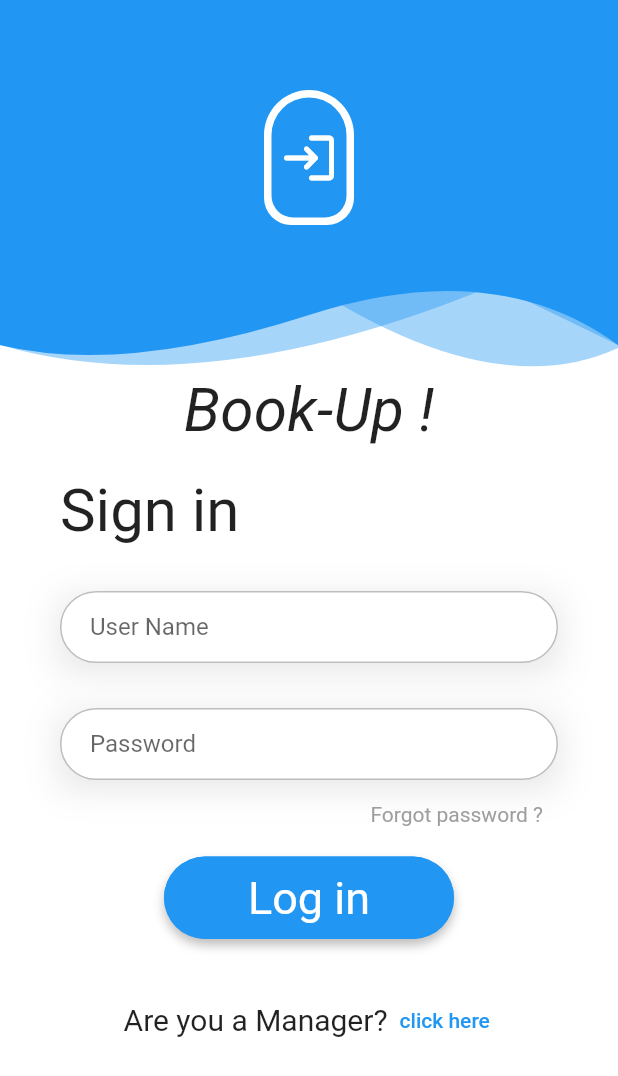
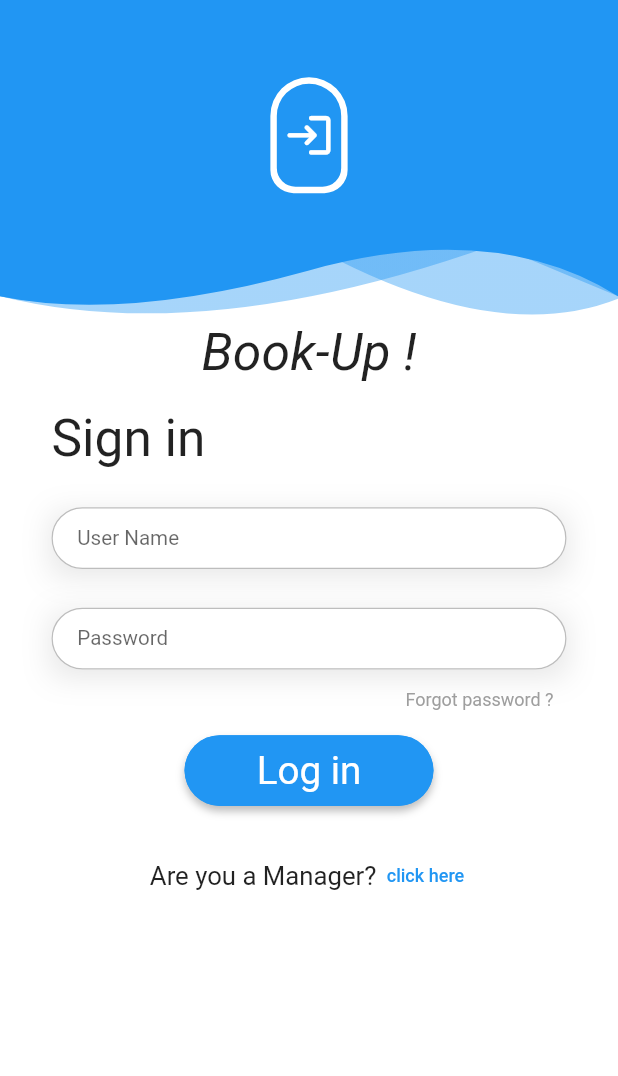
Before and after one commit to Formula-1-One/Formula1-Hostel-Booking-Frontend, a Flutter app: the screen it shows after launch, on a phone screen of 412 x 824 dp. Shown: the top 1076 px of the screen. Run offline on Flutter 3.47's test engine with Material 2 defaults, Android fonts, the phone set to English and light mode, and no system bars; our stand-ins replace carousel_pro, get, hexcolor, otp_text_field, pdf and 2 more; missing offline and left inert: dart:ffi.

Commit message:
responsive wrapper added and stack overflow fixed

```diff
--- a/lib/main.dart
+++ b/lib/main.dart
@@ -1,5 +1,7 @@
 import 'package:flutter/material.dart';
 import 'package:hostel_booking_app_ui_f1/pages_login/login_components/homescreen.dart';
+import 'package:responsive_framework/responsive_framework.dart';
+
 
 
 void main() {
@@ -20,6 +22,21 @@ class MyApp extends StatelessWidget {
         primarySwatch: Colors.blue,
       ),
       home: const HomeScreen(),
+      builder: (context, child) => ResponsiveWrapper.builder(
+          child,
+          maxWidth: 1200,
+          minWidth: 480,
+          defaultScale: true,
+          breakpoints: [
+            const ResponsiveBreakpoint.resize(480, name: MOBILE),
+            const ResponsiveBreakpoint.autoScale(800, name: TABLET),
+            const ResponsiveBreakpoint.resize(1000, name: DESKTOP),
+            const ResponsiveBreakpoint.autoScale(2460, name: '4K'),
+
+          ],
+          background: Container(color: const Color(0xFFF5F5F5))),
+      initialRoute: "/",
     );
+
   }
 }
--- a/lib/pages_manager/manager_forgot_password.dart
+++ b/lib/pages_manager/manager_forgot_password.dart
@@ -52,7 +52,7 @@ class _ManagerForgotPasswordState extends State<ManagerForgotPassword> {
       ),
         Container(
             padding: EdgeInsets.symmetric(horizontal: 35,vertical: 40),
-            margin: EdgeInsets.only(top: MediaQuery.of(context).size.height*0.25),
+            margin: EdgeInsets.only(top: MediaQuery.of(context).size.height*0.35),
             width: double.infinity,
             height: 600,
             decoration: BoxDecoration(
--- a/lib/pages_manager/manager_password_verification.dart
+++ b/lib/pages_manager/manager_password_verification.dart
@@ -51,7 +51,7 @@ class _ManagerPasswordVerificationState extends State<ManagerPasswordVerificatio
           ),
       Container(
           padding: EdgeInsets.symmetric(horizontal: 35,vertical: 40),
-          margin: EdgeInsets.only(top: MediaQuery.of(context).size.height*0.25),
+          margin: EdgeInsets.only(top: MediaQuery.of(context).size.height*0.35),
           width: double.infinity,
           height: 600,
           decoration: BoxDecoration(
--- a/lib/pages_printing/print_page.dart
+++ b/lib/pages_printing/print_page.dart
@@ -76,7 +76,8 @@ class PrintPage extends StatelessWidget {
         ),
         child: Row(
           children:  [
-            Column(
+            Expanded(
+              child: Column(
                 crossAxisAlignment: CrossAxisAlignment.start,
                 mainAxisAlignment: MainAxisAlignment.start,
                 children: [
@@ -86,7 +87,7 @@ class PrintPage extends StatelessWidget {
                     },
                     child: Container(
                       height: 50,
-                    width: double.infinity,
+                      width: 460,
                       decoration: BoxDecoration(
                         border: Border.all(color: Colors.black.withOpacity(0.4)),
                         borderRadius: BorderRadius.circular(15),
@@ -125,6 +126,7 @@ class PrintPage extends StatelessWidget {
                   ),
                 ],
               ),
+            ),
           ],
         ),
       ),
--- a/pubspec.yaml
+++ b/pubspec.yaml
@@ -42,6 +42,7 @@ dependencies:
   carousel_pro: ^1.0.0
   get:
   email_auth:
+  responsive_framework: ^0.2.0
 
 dev_dependencies:
   flutter_test:
```
Also changed, not shown: lib/pages_manager/login.dart (+5 -4 lines), lib/pages_manager/manager_create_password.dart (+4 -15 lines), pubspec.lock. Lines whose indentation alone changed are shown as unchanged.
